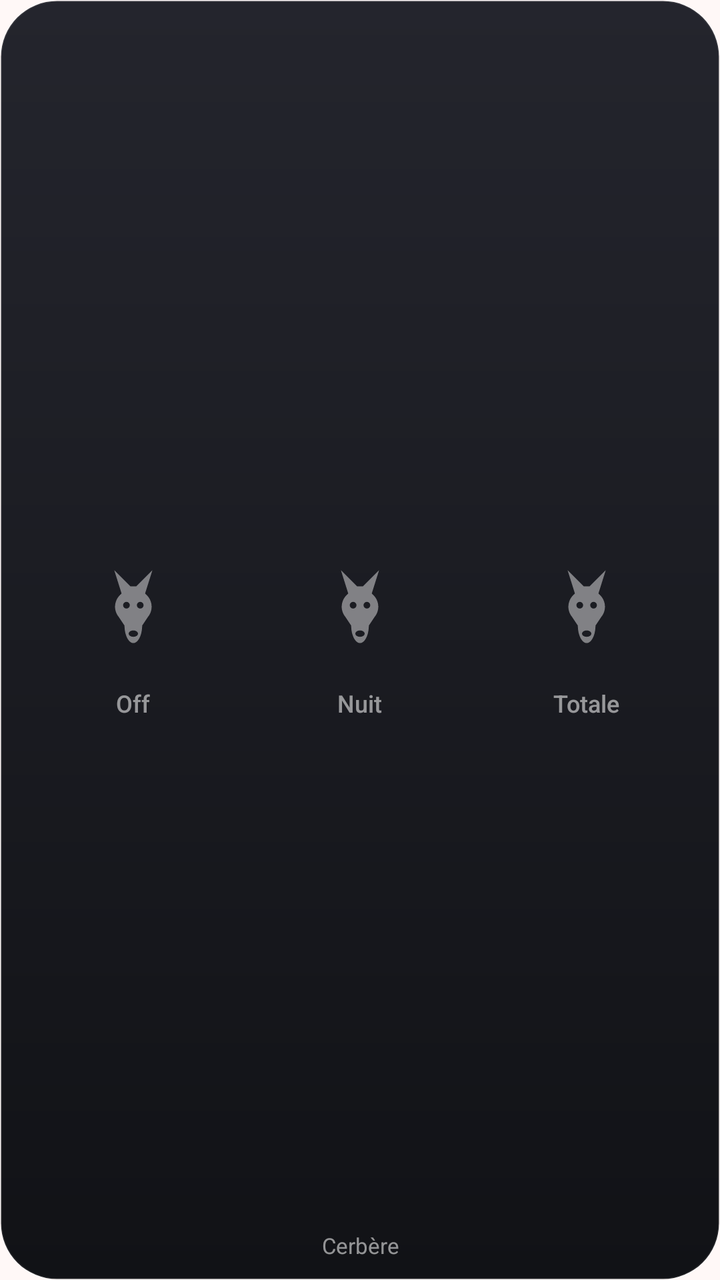
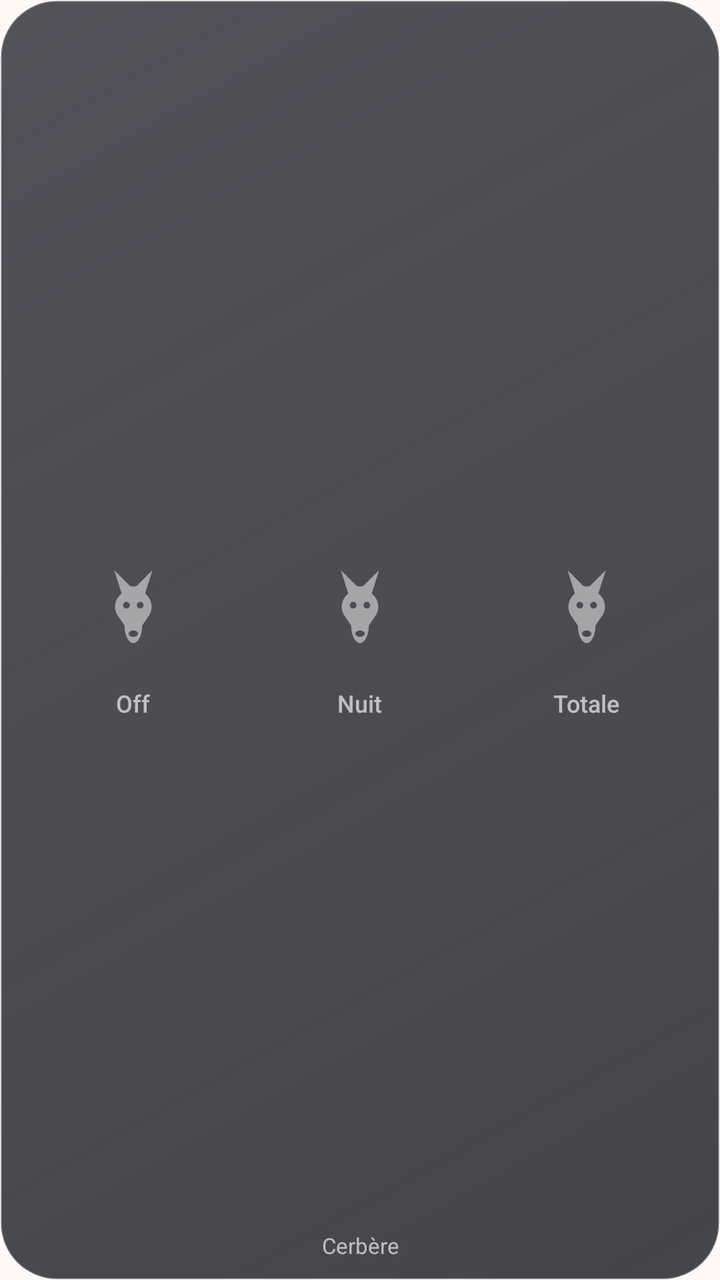

An Android layout rendered at two revisions. The XML below is the earlier revision; the diff shows what the commit changed to produce the second picture.
<!-- AndroidManifest.xml: application theme Theme.Cerbere -->
<!-- res/layout/widget_alarm.xml -->
<?xml version="1.0" encoding="utf-8"?>
<LinearLayout xmlns:android="http://schemas.android.com/apk/res/android"
    android:id="@+id/root"
    android:layout_width="match_parent"
    android:layout_height="match_parent"
    android:background="@drawable/widget_bg"
    android:orientation="vertical"
    android:paddingStart="10dp"
    android:paddingTop="8dp"
    android:paddingEnd="10dp"
    android:paddingBottom="10dp">

    <LinearLayout
        android:layout_width="match_parent"
        android:layout_height="0dp"
        android:layout_weight="1"
        android:orientation="horizontal">

    <LinearLayout
        android:id="@+id/col_off"
        android:layout_width="0dp"
        android:layout_height="match_parent"
        android:layout_weight="1"
        android:gravity="center"
        android:orientation="vertical">

        <FrameLayout
            android:layout_width="80dp"
            android:layout_height="80dp">

            <ImageView
                android:id="@+id/glow_off"
                android:layout_width="match_parent"
                android:layout_height="match_parent"
                android:contentDescription="@null"
                android:src="@drawable/widget_glow_off"
                android:visibility="gone" />

            <ImageView
                android:id="@+id/head_on_off"
                android:layout_width="34dp"
                android:layout_height="61dp"
                android:layout_gravity="center"
                android:contentDescription="Off"
                android:src="@drawable/ic_dog_head"
                android:visibility="gone" />

            <ImageView
                android:id="@+id/head_off_off"
                android:layout_width="22dp"
                android:layout_height="40dp"
                android:layout_gravity="center"
                android:alpha="0.45"
                android:contentDescription="Off"
                android:src="@drawable/ic_dog_head" />
        </FrameLayout>

        <TextView
            android:id="@+id/label_off"
            android:layout_width="wrap_content"
            android:layout_height="wrap_content"
            android:fontFamily="sans-serif-medium"
            android:text="Off"
            android:textColor="@color/widget_dim"
            android:textSize="12sp" />
    </LinearLayout>

    <LinearLayout
        android:id="@+id/col_night"
        android:layout_width="0dp"
        android:layout_height="match_parent"
        android:layout_weight="1"
        android:gravity="center"
        android:orientation="vertical">

        <FrameLayout
            android:layout_width="80dp"
            android:layout_height="80dp">

            <ImageView
                android:id="@+id/glow_night"
                android:layout_width="match_parent"
                android:layout_height="match_parent"
                android:contentDescription="@null"
                android:src="@drawable/widget_glow_night"
                android:visibility="gone" />

            <ImageView
                android:id="@+id/head_on_night"
                android:layout_width="34dp"
                android:layout_height="61dp"
                android:layout_gravity="center"
                android:contentDescription="Nuit"
                android:src="@drawable/ic_dog_head"
                android:visibility="gone" />

            <ImageView
                android:id="@+id/head_off_night"
                android:layout_width="22dp"
                android:layout_height="40dp"
                android:layout_gravity="center"
                android:alpha="0.45"
                android:contentDescription="Nuit"
                android:src="@drawable/ic_dog_head" />
        </FrameLayout>

        <TextView
            android:id="@+id/label_night"
            android:layout_width="wrap_content"
            android:layout_height="wrap_content"
            android:fontFamily="sans-serif-medium"
            android:text="Nuit"
            android:textColor="@color/widget_dim"
            android:textSize="12sp" />
    </LinearLayout>

    <LinearLayout
        android:id="@+id/col_on"
        android:layout_width="0dp"
        android:layout_height="match_parent"
        android:layout_weight="1"
        android:gravity="center"
        android:orientation="vertical">

        <FrameLayout
            android:layout_width="80dp"
            android:layout_height="80dp">

            <ImageView
                android:id="@+id/glow_on"
                android:layout_width="match_parent"
                android:layout_height="match_parent"
                android:contentDescription="@null"
                android:src="@drawable/widget_glow_on"
                android:visibility="gone" />

            <ImageView
                android:id="@+id/head_on_on"
                android:layout_width="34dp"
                android:layout_height="61dp"
                android:layout_gravity="center"
                android:contentDescription="Totale"
                android:src="@drawable/ic_dog_head"
                android:visibility="gone" />

            <ImageView
                android:id="@+id/head_off_on"
                android:layout_width="22dp"
                android:layout_height="40dp"
                android:layout_gravity="center"
                android:alpha="0.45"
                android:contentDescription="Totale"
                android:src="@drawable/ic_dog_head" />
        </FrameLayout>

        <TextView
            android:id="@+id/label_on"
            android:layout_width="wrap_content"
            android:layout_height="wrap_content"
            android:fontFamily="sans-serif-medium"
            android:text="Totale"
            android:textColor="@color/widget_dim"
            android:textSize="12sp" />
    </LinearLayout>

    </LinearLayout>

    <TextView
        android:id="@+id/subtitle"
        android:layout_width="match_parent"
        android:layout_height="wrap_content"
        android:ellipsize="end"
        android:gravity="center"
        android:maxLines="1"
        android:text="Cerbère"
        android:textColor="@color/widget_dim"
        android:textSize="11sp" />
</LinearLayout>
<!-- resources referenced by this layout -->
<resources>
  <color name="widget_dim">#8CFFFFFF</color>
  <!-- drawable ic_dog_head (drawable) -->
  <?xml version="1.0" encoding="utf-8"?>
  <vector xmlns:android="http://schemas.android.com/apk/res/android"
      android:width="30dp" android:height="54dp" android:viewportWidth="30" android:viewportHeight="54">
      <group android:translateX="-39" android:translateY="-23">
          <path android:fillColor="#FFFFFFFF" android:fillType="evenOdd" android:pathData="M46,41 L41,25 L52,36 L56,36 L67,25 L62,41 C67,45 68,52 64,57 L60,63 C60,70 57,75 54,75 C51,75 48,70 48,63 L44,57 C40,52 41,45 46,41 Z M47.0,49.0 a2.3,2.3 0 1,0 4.6,0 a2.3,2.3 0 1,0 -4.6,0 Z M56.4,49.0 a2.3,2.3 0 1,0 4.6,0 a2.3,2.3 0 1,0 -4.6,0 Z M50.8,68.5 a3.2,2.2 0 1,0 6.4,0 a3.2,2.2 0 1,0 -6.4,0 Z" />
      </group>
  </vector>
  <!-- drawable widget_bg (drawable) -->
  <?xml version="1.0" encoding="utf-8"?>
  <shape xmlns:android="http://schemas.android.com/apk/res/android" android:shape="rectangle">
      <gradient android:angle="290" android:startColor="#FF24252D" android:endColor="#FF111216" />
      <stroke android:width="1dp" android:color="#14FFFFFF" />
      <corners android:radius="28dp" />
  </shape>
  <!-- drawable widget_glow_night (drawable) -->
  <?xml version="1.0" encoding="utf-8"?>
  <shape xmlns:android="http://schemas.android.com/apk/res/android" android:shape="oval">
      <gradient android:type="radial" android:gradientRadius="40dp"
          android:startColor="#B35B5FE0" android:centerColor="#405B5FE0" android:endColor="#005B5FE0" />
  </shape>
  <!-- drawable widget_glow_off (drawable) -->
  <?xml version="1.0" encoding="utf-8"?>
  <shape xmlns:android="http://schemas.android.com/apk/res/android" android:shape="oval">
      <gradient android:type="radial" android:gradientRadius="40dp"
          android:startColor="#B32BB39A" android:centerColor="#402BB39A" android:endColor="#002BB39A" />
  </shape>
  <!-- drawable widget_glow_on (drawable) -->
  <?xml version="1.0" encoding="utf-8"?>
  <shape xmlns:android="http://schemas.android.com/apk/res/android" android:shape="oval">
      <gradient android:type="radial" android:gradientRadius="40dp"
          android:startColor="#B3E5485E" android:centerColor="#40E5485E" android:endColor="#00E5485E" />
  </shape>
  <style name="Theme.Cerbere" parent="android:Theme.Material.Light.NoActionBar">
          <item name="android:windowBackground">@color/window_bg</item>
          <item name="android:statusBarColor">@android:color/transparent</item>
          <item name="android:navigationBarColor">@android:color/transparent</item>
      </style>
  <color name="window_bg">#FFF8F7</color>
</resources>

<!-- the commit's change to res/layout/widget_alarm.xml (unified diff, before → after) -->
@@ -3,7 +3,7 @@
     android:id="@+id/root"
     android:layout_width="match_parent"
     android:layout_height="match_parent"
-    android:background="@drawable/widget_bg"
+    android:background="@drawable/widget_bg_unknown"
     android:orientation="vertical"
     android:paddingStart="10dp"
     android:paddingTop="8dp"
@@ -33,7 +33,7 @@
                 android:layout_width="match_parent"
                 android:layout_height="match_parent"
                 android:contentDescription="@null"
-                android:src="@drawable/widget_glow_off"
+                android:src="@drawable/widget_glow"
                 android:visibility="gone" />
 
             <ImageView
@@ -50,7 +50,7 @@
                 android:layout_width="22dp"
                 android:layout_height="40dp"
                 android:layout_gravity="center"
-                android:alpha="0.45"
+                android:alpha="0.5"
                 android:contentDescription="Off"
                 android:src="@drawable/ic_dog_head" />
         </FrameLayout>
@@ -82,7 +82,7 @@
                 android:layout_width="match_parent"
                 android:layout_height="match_parent"
                 android:contentDescription="@null"
-                android:src="@drawable/widget_glow_night"
+                android:src="@drawable/widget_glow"
                 android:visibility="gone" />
 
             <ImageView
@@ -99,7 +99,7 @@
                 android:layout_width="22dp"
                 android:layout_height="40dp"
                 android:layout_gravity="center"
-                android:alpha="0.45"
+                android:alpha="0.5"
                 android:contentDescription="Nuit"
                 android:src="@drawable/ic_dog_head" />
         </FrameLayout>
@@ -131,7 +131,7 @@
                 android:layout_width="match_parent"
                 android:layout_height="match_parent"
                 android:contentDescription="@null"
-                android:src="@drawable/widget_glow_on"
+                android:src="@drawable/widget_glow"
                 android:visibility="gone" />
 
             <ImageView
@@ -148,7 +148,7 @@
                 android:layout_width="22dp"
                 android:layout_height="40dp"
                 android:layout_gravity="center"
-                android:alpha="0.45"
+                android:alpha="0.5"
                 android:contentDescription="Totale"
                 android:src="@drawable/ic_dog_head" />
         </FrameLayout>
<!-- resource entries referenced after the edit -->
@@ -1,6 +1,6 @@
 <!-- resources referenced by this layout -->
 <resources>
-  <color name="widget_dim">#8CFFFFFF</color>
+  <color name="widget_dim">#A6FFFFFF</color>
   <!-- drawable ic_dog_head (drawable) -->
   <?xml version="1.0" encoding="utf-8"?>
   <vector xmlns:android="http://schemas.android.com/apk/res/android"
@@ -9,30 +9,18 @@
           <path android:fillColor="#FFFFFFFF" android:fillType="evenOdd" android:pathData="M46,41 L41,25 L52,36 L56,36 L67,25 L62,41 C67,45 68,52 64,57 L60,63 C60,70 57,75 54,75 C51,75 48,70 48,63 L44,57 C40,52 41,45 46,41 Z M47.0,49.0 a2.3,2.3 0 1,0 4.6,0 a2.3,2.3 0 1,0 -4.6,0 Z M56.4,49.0 a2.3,2.3 0 1,0 4.6,0 a2.3,2.3 0 1,0 -4.6,0 Z M50.8,68.5 a3.2,2.2 0 1,0 6.4,0 a3.2,2.2 0 1,0 -6.4,0 Z" />
       </group>
   </vector>
-  <!-- drawable widget_bg (drawable) -->
+  <!-- drawable widget_bg_unknown (drawable) -->
   <?xml version="1.0" encoding="utf-8"?>
   <shape xmlns:android="http://schemas.android.com/apk/res/android" android:shape="rectangle">
-      <gradient android:angle="290" android:startColor="#FF24252D" android:endColor="#FF111216" />
-      <stroke android:width="1dp" android:color="#14FFFFFF" />
+      <gradient android:angle="315" android:startColor="#E03A3C44" android:endColor="#D01B1C21" />
+      <stroke android:width="1dp" android:color="#2EFFFFFF" />
       <corners android:radius="28dp" />
   </shape>
-  <!-- drawable widget_glow_night (drawable) -->
+  <!-- drawable widget_glow (drawable) -->
   <?xml version="1.0" encoding="utf-8"?>
   <shape xmlns:android="http://schemas.android.com/apk/res/android" android:shape="oval">
-      <gradient android:type="radial" android:gradientRadius="40dp"
-          android:startColor="#B35B5FE0" android:centerColor="#405B5FE0" android:endColor="#005B5FE0" />
-  </shape>
-  <!-- drawable widget_glow_off (drawable) -->
-  <?xml version="1.0" encoding="utf-8"?>
-  <shape xmlns:android="http://schemas.android.com/apk/res/android" android:shape="oval">
-      <gradient android:type="radial" android:gradientRadius="40dp"
-          android:startColor="#B32BB39A" android:centerColor="#402BB39A" android:endColor="#002BB39A" />
-  </shape>
-  <!-- drawable widget_glow_on (drawable) -->
-  <?xml version="1.0" encoding="utf-8"?>
-  <shape xmlns:android="http://schemas.android.com/apk/res/android" android:shape="oval">
-      <gradient android:type="radial" android:gradientRadius="40dp"
-          android:startColor="#B3E5485E" android:centerColor="#40E5485E" android:endColor="#00E5485E" />
+      <gradient android:type="radial" android:gradientRadius="42dp"
+          android:startColor="#66FFFFFF" android:centerColor="#22FFFFFF" android:endColor="#00FFFFFF" />
   </shape>
   <style name="Theme.Cerbere" parent="android:Theme.Material.Light.NoActionBar">
           <item name="android:windowBackground">@color/window_bg</item>
